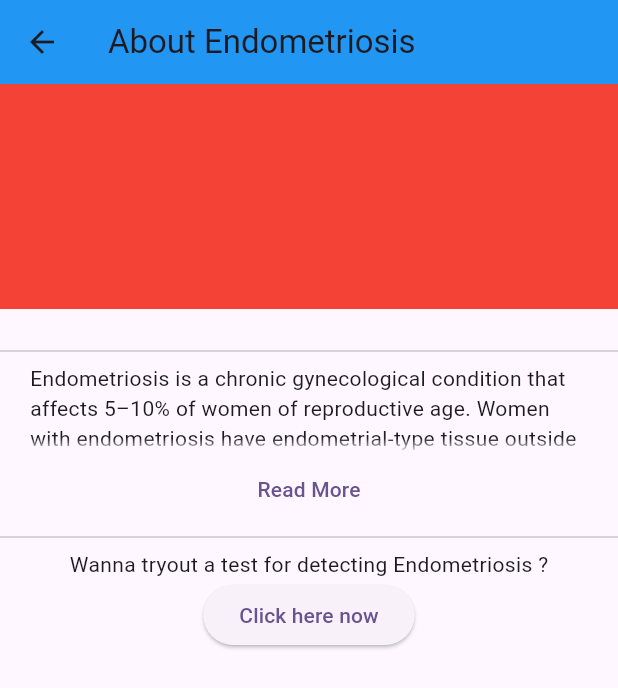
After one commit to attreyee-muk/sakhi_app, a Flutter app: the HomePage screen opened directly, after a tap on "Endometriosis", on a phone screen of 412 x 824 dp. The commit adds this screen. Shown: the top 688 px of the screen. Run offline on Flutter 3.47's test engine with Material 3 defaults, Android fonts, the phone set to English and light mode, and no system bars; our stand-ins replace animated_text_kit, firebase_auth, firebase_core; missing offline and left inert: dialog_flowtter; accounts and stored records are empty.

Commit message:
Changes made

```diff
--- a/lib/chatbot_ui.dart
+++ b/lib/chatbot_ui.dart
@@ -1,6 +1,6 @@
 import 'package:flutter/material.dart';
 import 'package:dialog_flowtter/dialog_flowtter.dart';
-import 'package:flutter_pages/Messages.dart';
+import 'package:sakhi_app/Messages.dart';
 
 
 // class Messages extends StatelessWidget {
--- a/lib/home_page.dart
+++ b/lib/home_page.dart
@@ -1,18 +1,54 @@
+
 import 'package:flutter/material.dart';
+import 'package:sakhi_app/main_tab/EndoInfo.dart';
+import 'package:sakhi_app/main_tab/PCOS_info.dart';
+import 'package:sakhi_app/main_tab/UTIInfo.dart';
 
 import 'main_tab/main_header.dart';
 
 class HomePage extends StatefulWidget {
   const HomePage({super.key});
-
   @override
   State<HomePage> createState() => _HomePageState();
 }
 
 class _HomePageState extends State<HomePage> {
+  void navigator(page){
+    Navigator.of(context).push(MaterialPageRoute(builder: (context){
+      return page;
+    }));
+  }
   @override
   Widget build(BuildContext context) {
     return Scaffold(
+      drawer: Drawer(
+          child: Column(
+            children: [
+              Container(
+                height: 250,
+                width: double.infinity,
+                color: Colors.green,
+                child: const Column(
+                  //crossAxisAlignment: CrossAxisAlignment.center,
+                  mainAxisAlignment: MainAxisAlignment.center,
+                  children: [
+                    CircleAvatar(
+                      //backgroundImage: NetworkImage(""),
+                      radius: 60,
+                    ),
+                    Text(
+                      "Hi <Username>",
+                      style: TextStyle(
+                        fontWeight: FontWeight.bold,
+                        color: Colors.white,
+                      ),
+                    )
+                  ]
+                )
+              )
+            ]
+            )
+      ),
 
       body: Column(
         children: [
@@ -20,8 +56,39 @@ class _HomePageState extends State<HomePage> {
           AppHeader(),
           // Add other widgets below the header
           Expanded(
-            child: Center(
-              child: Text('Content'),
+            child: SingleChildScrollView(
+              scrollDirection: Axis.vertical,
+              child: Center(
+                child: Column(
+                  children: [
+                    GestureDetector(
+                      onTap: (){
+                        navigator(PCOSInfo());
+                      },
+                      child: CircleAvatar(radius: 120,
+                      child:Text("PCOS") ,//Images needed instead of text
+                      ),
+                    ),
+                    GestureDetector(
+                      onTap: (){
+                        navigator(EndoInfo());
+                      },
+                      child: CircleAvatar(radius: 120,
+                      child: Text("Endometriosis"),
+                      ),
+                    ),
+                    GestureDetector(
+                      onTap: (){
+                        navigator(UTIInfo());
+                      },
+                      child: CircleAvatar(radius: 120,
+                      child: Text("UTI"),),
+                    ),
+                    CircleAvatar(radius: 120,
+                    child: Text("Post Menopause"),),
+                  ],
+                )
+              ),
             ),
           ),
         ],
--- /dev/null
+++ b/lib/main_tab/EndoInfo.dart
@@ -0,0 +1,81 @@
+import 'package:flutter/cupertino.dart';
+import 'package:flutter/material.dart';
+
+class EndoInfo extends StatefulWidget {
+  const EndoInfo({super.key});
+
+  @override
+  State<EndoInfo> createState() => _EndoInfoState();
+}
+
+class _EndoInfoState extends State<EndoInfo> {
+  var overFlow=TextOverflow.fade;
+  var maxLines=3;
+  var buttontext="Read More";
+  void tohomepage() {
+    Navigator.of(context).pop();
+  }
+
+  void readmore(){
+    if(buttontext=="Read More"){
+      setState(() {
+        overFlow=TextOverflow.visible;
+        maxLines=100;
+        buttontext="Read Less";
+      });
+    }
+    else{
+      setState(() {
+        overFlow=TextOverflow.fade;
+        maxLines=3;
+        buttontext="Read More";
+      });
+    }
+  }
+  @override
+  Widget build(BuildContext context) {
+    return Scaffold(
+        appBar: AppBar(
+            backgroundColor: Colors.blue,
+            leading:
+                IconButton(onPressed: tohomepage, icon: Icon(Icons.arrow_back)),
+            title: Text("About Endometriosis")),
+        body: Center(
+          child: Column(children: [
+            Container(
+              height: 150,
+              width: double.infinity,
+              decoration: BoxDecoration(
+                color: Colors.red,
+                //image: ,//Image of PCOS
+              ),
+            ),
+            SizedBox(
+              height: 20,
+            ),
+            Divider(),
+            Column(
+              children: [
+                Container(
+                  padding: EdgeInsets.symmetric(horizontal: 20),
+                  child: Text(
+                      "Endometriosis is a chronic gynecological condition that affects 5–10% of women of reproductive age. Women with endometriosis have endometrial-type tissue outside of the uterus."+
+                       "In exceptional cases, endometriosis lesions may reach organs distant from the pelvis such as the membranes of"+
+                       "the lungs, heart, limbs, and brain. As a result, and in response to the substances that this tissue produces, the immune system is activated, and a chronic inflammatory process is triggered, leading to the formation of adhesions, scars, and cysts between the pelvic and abdominal organs. Endometriosis tissue can also penetrate various organs in the body, including the"+
+                       "digestive and urinary systems, and attach to nerves",
+                          maxLines: maxLines,
+                          overflow:overFlow,
+                          ),
+                  ),
+                  TextButton(onPressed: readmore,
+                  child: Text(buttontext))
+              ],
+            ),
+            Divider(),
+            Text("Wanna tryout a test for detecting Endometriosis ?"),
+            ElevatedButton(onPressed: (){},
+            child: Text("Click here now"))
+          ]),
+        ));
+  }
+}
--- a/lib/main_tab/main_header.dart
+++ b/lib/main_tab/main_header.dart
@@ -11,6 +11,10 @@ class AppHeader extends StatelessWidget {
       width: double.infinity,
       height : 200,
       color: Color.fromRGBO(255, 221, 230, 1.0),
+      child: Center(child: Text("Welcome to our app",style: TextStyle(
+        fontSize: 30,
+        fontWeight: FontWeight.bold
+      ),)),
     );
   }
 }
--- a/lib/signup_page.dart
+++ b/lib/signup_page.dart
@@ -1,9 +1,9 @@
 import 'package:firebase_auth/firebase_auth.dart';
 import 'package:flutter/cupertino.dart';
 import 'package:flutter/material.dart';
-import 'package:flutter_pages/home_page.dart';
-import 'package:flutter_pages/login_page.dart';
-import 'package:flutter_pages/uihelper.dart';
+import 'package:sakhi_app/home_page.dart';
+import 'package:sakhi_app/login_page.dart';
+import 'package:sakhi_app/uihelper.dart';
 
 class SignUpPage extends StatefulWidget {
   const SignUpPage({super.key});
--- a/pubspec.yaml
+++ b/pubspec.yaml
@@ -1,4 +1,4 @@
-name: flutter_pages
+name: sakhi_app
 description: "A new Flutter project."
 # The following line prevents the package from being accidentally published to
 # pub.dev using `flutter pub publish`. This is preferred for private packages.
```
Also changed, not shown: lib/faqs.dart (+0 -7 lines), lib/first_page.dart (+6 -6 lines), lib/login_page.dart (+4 -4 lines), lib/main.dart (+8 -7 lines), lib/main_tab/PCOS_info.dart (added, +79 -0 lines), lib/main_tab/UTIInfo.dart (added, +80 -0 lines), lib/main_tab/main_tab_view.dart (+15 -14 lines), lib/predictions.dart (added, +210 -0 lines), lib/splash_screen.dart (+6 -6 lines), assets/chat_tab2.png (added), 3 other files.
